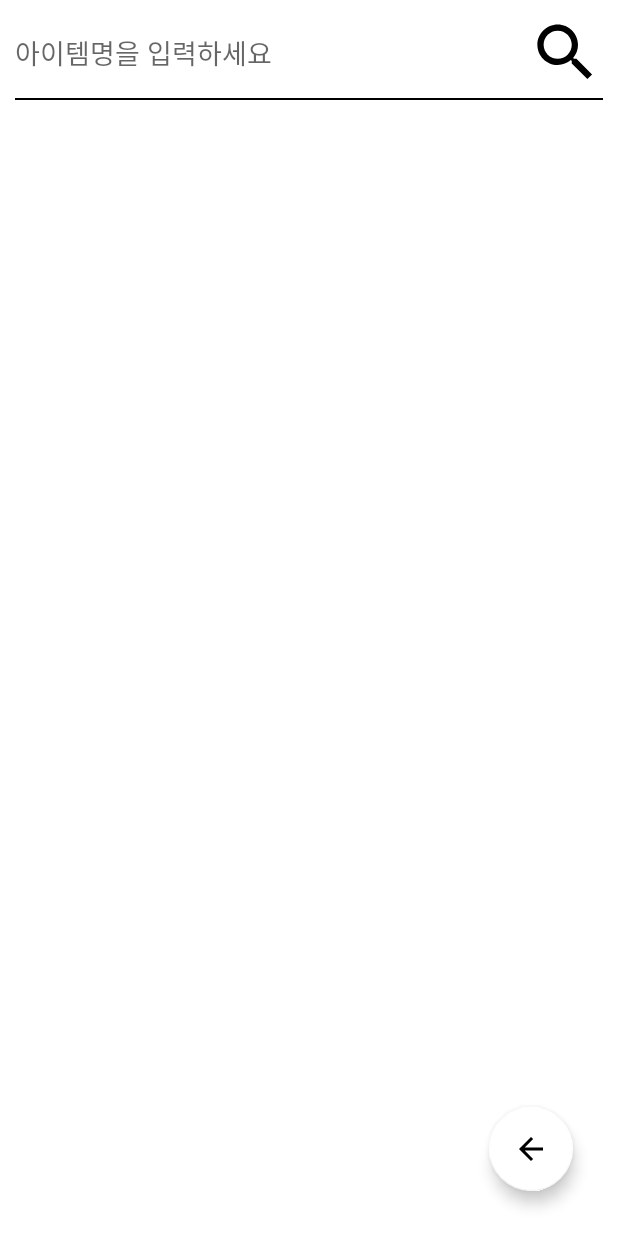
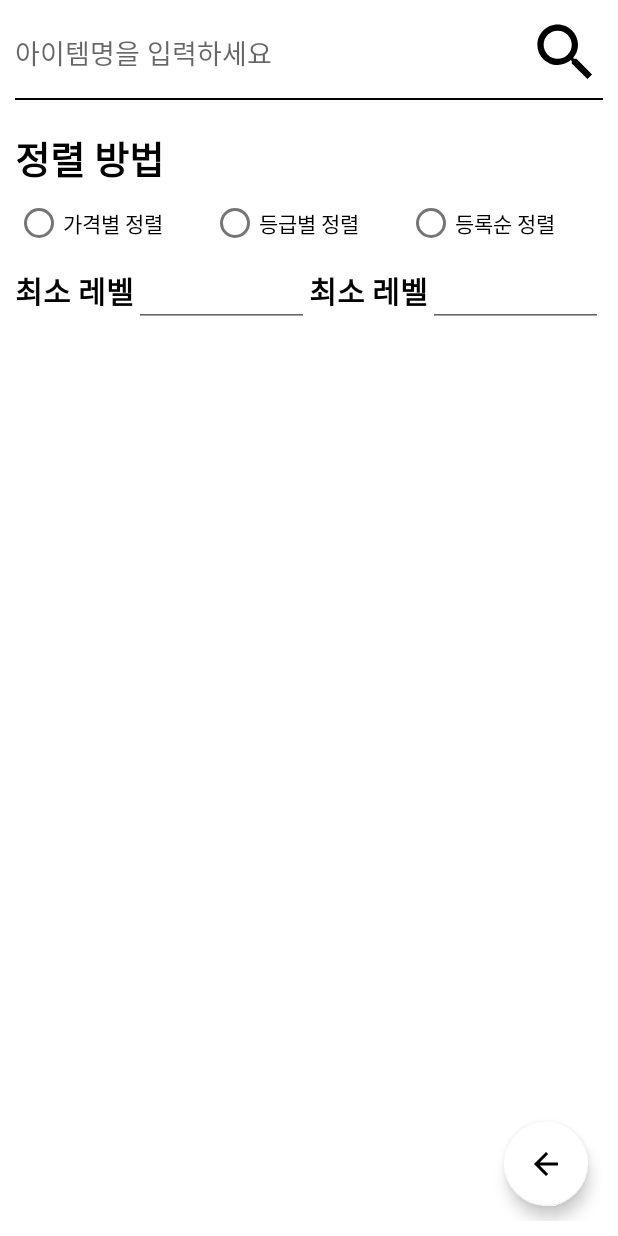
Before and after one commit to LeeJaeWon14/DH, an Android app: the AuctionFragment screen opened through its navigation route, on a phone screen of 412 x 824 dp. Run offline under Robolectric (Android 15) with nearby library versions, the phone set to English and light mode, and no system bars; network calls fail; 1 statement that could not run was skipped.

Commit message:
- commit..

```diff
--- a/app/src/main/java/com/jeepchief/dh/view/itemsearch/adapter/SearchResultAdapter.kt
+++ b/app/src/main/java/com/jeepchief/dh/view/itemsearch/adapter/SearchResultAdapter.kt
@@ -55,7 +55,7 @@ class SearchResultAdapter(private val list: List<ItemRows>, private val viewMode
                         ): Boolean {
                             Log.e("onLoadFailed")
                             CoroutineScope(Dispatchers.Main).launch {
-                                ivSearchItem.setImageResource(R.drawable.dnf)
+                                ivSearchItem.setImageResource(R.drawable.ic_launcher_foreground)
                             }
                             return false
                         }
--- a/app/src/main/res/layout/fragment_auction.xml
+++ b/app/src/main/res/layout/fragment_auction.xml
@@ -27,15 +27,88 @@
         android:layout_below="@+id/iv_auction_search"
         android:layout_marginTop="5dp"/>
 
+    <LinearLayout
+        android:layout_width="match_parent"
+        android:layout_height="wrap_content"
+        android:orientation="vertical"
+        android:layout_below="@+id/edt_auction"
+        android:layout_marginTop="26dp">
+        <TextView
+            android:layout_width="wrap_content"
+            android:layout_height="wrap_content"
+            android:textStyle="bold"
+            android:text="@string/text_auction_item_align"
+            android:textSize="25dp"
+            android:textColor="@color/black" />
+        <RadioGroup
+            android:layout_width="match_parent"
+            android:layout_height="wrap_content"
+            android:orientation="horizontal">
+            <RadioButton
+                android:id="@+id/rb_align_price"
+                android:layout_width="wrap_content"
+                android:layout_height="wrap_content"
+                android:layout_weight="1"
+                android:text="@string/text_auction_item_align_price" />
+            <RadioButton
+                android:id="@+id/rb_align_reinforce"
+                android:layout_width="wrap_content"
+                android:layout_height="wrap_content"
+                android:layout_weight="1"
+                android:text="@string/text_auction_item_align_reinforce" />
+            <RadioButton
+                android:id="@+id/rb_align_auction"
+                android:layout_width="wrap_content"
+                android:layout_height="wrap_content"
+                android:layout_weight="1"
+                android:text="@string/text_auction_item_align_auction" />
+        </RadioGroup>
+
+        <LinearLayout
+            android:layout_width="match_parent"
+            android:layout_height="wrap_content">
+            <TextView
+                android:layout_width="wrap_content"
+                android:layout_height="wrap_content"
+                android:text="@string/text_auction_min_level"
+                android:textStyle="bold"
+                android:textColor="@color/black"
+                android:textSize="20dp"/>
+            <EditText
+                android:layout_width="wrap_content"
+                android:layout_height="wrap_content"
+                android:layout_weight="1"/>
+            <TextView
+                android:layout_width="wrap_content"
+                android:layout_height="wrap_content"
+                android:text="@string/text_auction_min_level"
+                android:textStyle="bold"
+                android:textColor="@color/black"
+                android:textSize="20dp"/>
+            <EditText
+                android:layout_width="wrap_content"
+                android:layout_height="wrap_content"
+                android:layout_weight="1"/>
+        </LinearLayout>
+        <LinearLayout
+            android:layout_width="match_parent"
+            android:layout_height="wrap_content">
+
+        </LinearLayout>
+    </LinearLayout>
+
     <com.google.android.material.floatingactionbutton.FloatingActionButton
-        android:id = "@+id/fab_back"
+        android:id="@+id/fab_back"
         android:layout_width="wrap_content"
         android:layout_height="wrap_content"
+        android:layout_alignParentEnd="true"
         android:layout_alignParentBottom="true"
-        android:layout_alignParentEnd="true"
-        android:layout_margin="20dp"
+        android:layout_marginStart="10dp"
+        android:layout_marginTop="10dp"
+        android:layout_marginEnd="10dp"
+        android:layout_marginBottom="10dp"
+        android:contentDescription="TODO"
         android:src="@drawable/ic_baseline_arrow_back_24"
-        android:contentDescription="TODO"
         app:backgroundTint="@color/white" />
 
 
--- a/app/src/main/res/values/strings.xml
+++ b/app/src/main/res/values/strings.xml
@@ -41,6 +41,14 @@
     <string name="text_auction_item_reinforce">강화</string>
     <string name="text_auction_item_refine">제련</string>
     <string name="text_auction_item_adventure_fame">모험가 명성</string>
+
+    <string name="text_auction_item_align">정렬 방법</string>
+    <string name="text_auction_item_align_price">가격별 정렬</string>
+    <string name="text_auction_item_align_reinforce">등급별 정렬</string>
+    <string name="text_auction_item_align_auction">등록순 정렬</string>
+    <string name="text_auction_min_level">최소 레벨</string>
+    <string name="text_auction_max_level">최대 레벨</string>
+
 
     <string name="button_name_setting_confirm">적용</string>
 
@@ -117,6 +125,4 @@
     <string name="timeline_max_level">캐릭터가 최고레벨 (Lv. 110)에 도달하였습니다!</string>
     <string name="timeline_job_grown">%s로 전직하였습니다.</string>
     <string name="timeline_get_talisman">%s %s하여 %s을 획득하였습니다.</string>
-
-
 </resources>
```
